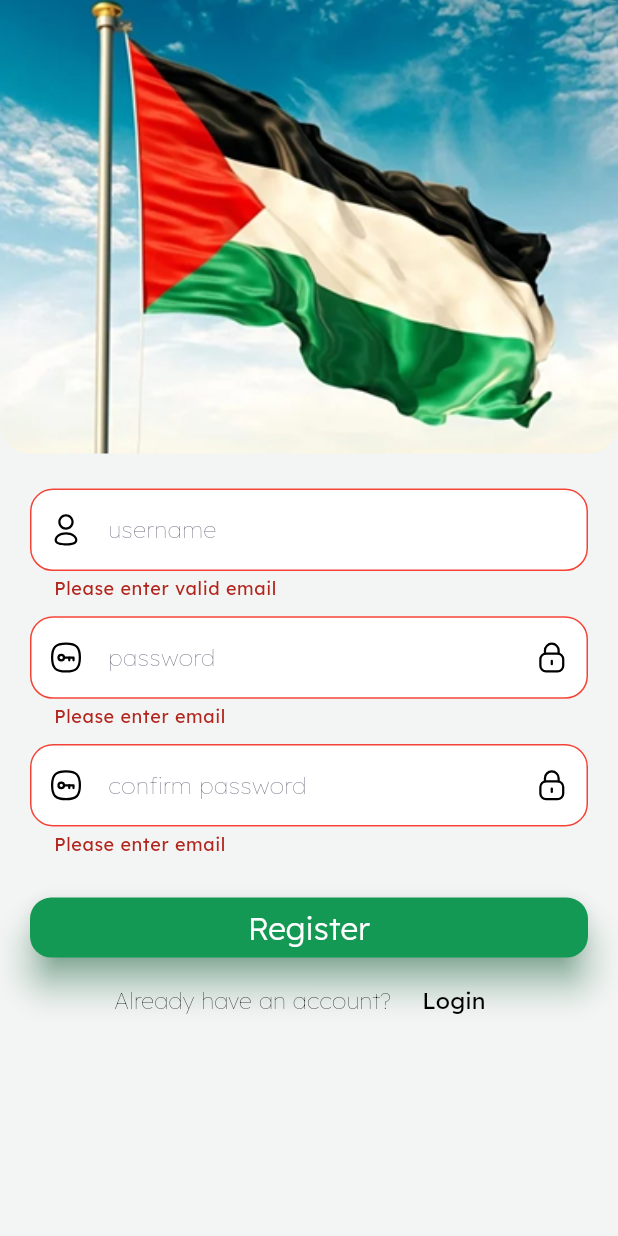
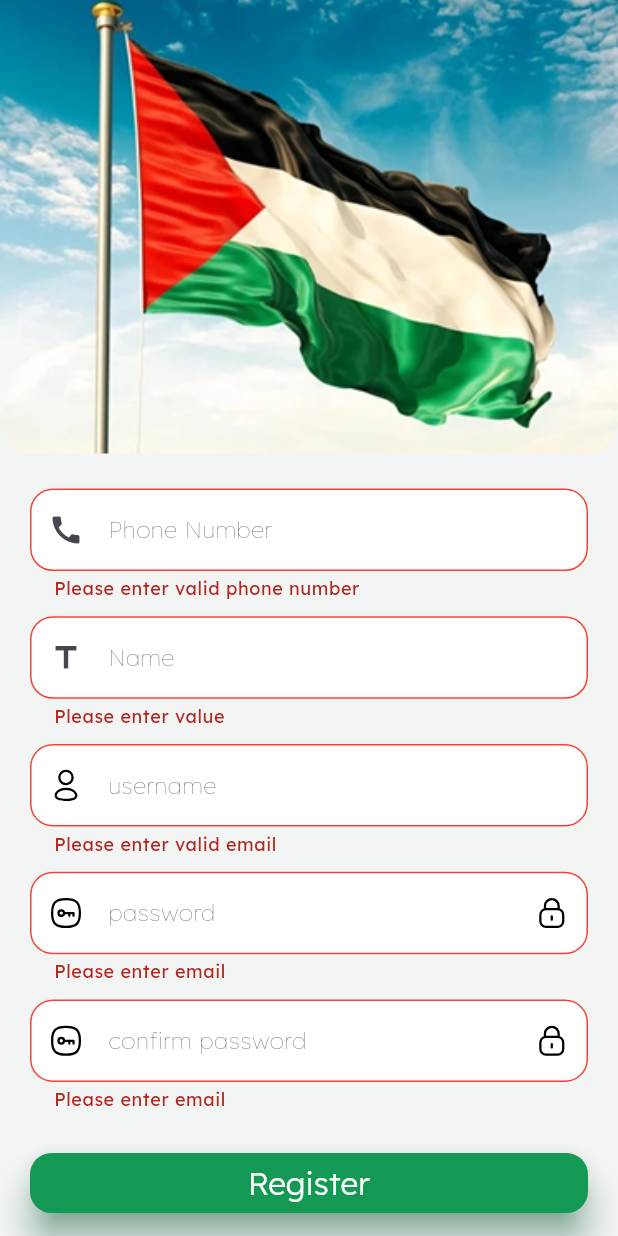
Before and after one commit to a-saber/NTI-Round3-Flutter, a Flutter app: the RegisterView screen opened directly, after a tap on "Register", on a phone screen of 412 x 824 dp. Run offline on Flutter 3.47's test engine with Material 3 defaults, Android fonts, the phone set to English and light mode, and no system bars; our stand-ins replace cached_network_image, cloud_firestore, dartz, dio, firebase_auth, firebase_core and 6 more; accounts and stored records are empty.

Commit message:
api register

```diff
--- a/lib/core/helper/app_validator.dart
+++ b/lib/core/helper/app_validator.dart
@@ -34,4 +34,23 @@ abstract class AppValidator
     }
     return null;
   }
+
+  static String? phoneValidator(String? value)
+  {
+    var regex = RegExp(r'^[+]*[(]{0,1}[0-9]{1,4}[)]{0,1}[-\s\./0-9]*$');
+    if(!regex.hasMatch(value??""))
+    {
+      return 'Please enter valid phone number';
+    }
+    return null;
+  }
+
+  static String? requiredValidator(String? value)
+  {
+    if(value == null || value.isEmpty)
+    {
+      return 'Please enter value';
+    }
+    return null;
+  }
 }
--- a/lib/core/network/api_helper.dart
+++ b/lib/core/network/api_helper.dart
@@ -14,7 +14,7 @@ class ApiHelper
 
   Dio dio = Dio(
       BaseOptions(
-        baseUrl: EndPoints.baseUrl,
+        baseUrl: EndPoints.ecoBaseUrl,
         connectTimeout: Duration(seconds: 10),
         receiveTimeout: Duration(seconds: 10),
       )
--- a/lib/core/network/api_response.dart
+++ b/lib/core/network/api_response.dart
@@ -16,7 +16,7 @@ class ApiResponse {
   // Factory method to handle Dio responses
   factory ApiResponse.fromResponse(Response response) {
     return ApiResponse(
-      status: response.data["status"] =='ok' ,
+      status: response.data["status"] ==true ,
       statusCode: response.statusCode ?? 500,
       data: response.data,
       message: response.data["message"] ?? '',
--- a/lib/core/network/end_points.dart
+++ b/lib/core/network/end_points.dart
@@ -4,4 +4,8 @@ abstract class EndPoints
   static const String topHeadlines = 'top-headlines';
   static const String everything = 'everything';
 
+  static const String ecoBaseUrl ='https://nti-ecommerce-api-production-9b13.up.railway.app/api/';
+  static const String login = 'login';
+  static const String register = 'register';
+
 }
--- a/lib/features/auth/cubit/register_cubit/register_cubit.dart
+++ b/lib/features/auth/cubit/register_cubit/register_cubit.dart
@@ -12,6 +12,7 @@ class RegisterCubit extends Cubit<RegisterState>
 
   XFile? image;
   var nameController = TextEditingController();
+  var phoneController = TextEditingController();
   var emailController = TextEditingController();
   var passwordController = TextEditingController();
   var confirmPasswordController = TextEditingController();
@@ -38,13 +39,15 @@ class RegisterCubit extends Cubit<RegisterState>
     }
     emit(RegisterLoading());
     AuthRepo repo = AuthRepo();
-    var response = await repo.register(name: nameController.text,
+    var response = await repo.register(
+        phone: phoneController.text,
+        name: nameController.text,
         email: emailController.text,
         password: passwordController.text
     );
     response.fold(
             (String error)=> emit(RegisterError(error: error)),
-            (userModel)=> emit(RegisterSuccess(userModel: userModel))
+            (userModel)=> emit(RegisterSuccess())
     );
   }
 }
--- a/lib/features/auth/cubit/register_cubit/register_state.dart
+++ b/lib/features/auth/cubit/register_cubit/register_state.dart
@@ -8,10 +8,7 @@ class RegisterChangePasswordVisibility extends RegisterState {}
 class RegisterChangeConfirmPasswordVisibility extends RegisterState {}
 
 class RegisterLoading extends RegisterState {}
-class RegisterSuccess extends RegisterState {
-  UserModel userModel;
-  RegisterSuccess({required this.userModel});
-}
+class RegisterSuccess extends RegisterState {}
 class RegisterError extends RegisterState {
   String error;
   RegisterError({required this.error});
--- a/lib/features/auth/views/register_view.dart
+++ b/lib/features/auth/views/register_view.dart
@@ -4,6 +4,7 @@ import 'package:flutter/material.dart';
 import 'package:flutter_bloc/flutter_bloc.dart';
 import 'package:flutter_screenutil/flutter_screenutil.dart';
 import 'package:flutter_svg/svg.dart';
+import 'package:flutter_tutorial/core/helper/app_pop_up.dart';
 import 'package:flutter_tutorial/core/helper/app_validator.dart';
 import 'package:flutter_tutorial/core/helper/my_navigator.dart';
 import 'package:flutter_tutorial/core/utils/app_assets.dart';
@@ -32,7 +33,7 @@ class RegisterView extends StatelessWidget {
           {
             if(state is RegisterSuccess)
             {
-              MyNavigator.goTo(context, HomeView(user: state.userModel,), type: NavigatorType.pushAndRemoveUntil);
+              AppPopUp.showSnackBar('Register Success', context);
             }
             else if( state is RegisterError)
             {
@@ -44,6 +45,7 @@ class RegisterView extends StatelessWidget {
             var cubit = RegisterCubit.get(context);
             return Form(
               key: cubit.formKey,
+              child: SingleChildScrollView(
                 child: Column(
                   children:
                   [
@@ -62,6 +64,26 @@ class RegisterView extends StatelessWidget {
                       child: Column(
                         children:
                         [
+                          CustomTextFormField(
+                            validator: AppValidator.phoneValidator,
+                            controller: RegisterCubit.get(context).phoneController,
+                            prefixIcon: IconButton(
+                                onPressed: null,
+                                icon: Icon(Icons.call)
+                            ),
+                            hintText: 'Phone Number',
+                          ),
+                          SizedBox(height: 10.h,),
+                          CustomTextFormField(
+                            validator: AppValidator.requiredValidator,
+                            controller: RegisterCubit.get(context).nameController,
+                            prefixIcon: IconButton(
+                                onPressed: null,
+                                icon: Icon(Icons.title)
+                            ),
+                            hintText: 'Name',
+                          ),
+                          SizedBox(height: 10.h,),
                           CustomTextFormField(
                             validator: AppValidator.emailValidator,
                             controller: RegisterCubit.get(context).emailController,
@@ -132,6 +154,7 @@ class RegisterView extends StatelessWidget {
                     )
                   ],
                 ),
+              ),
             );
           },
         )
--- a/lib/main.dart
+++ b/lib/main.dart
@@ -2,6 +2,7 @@
 import 'package:firebase_auth/firebase_auth.dart';
 import 'package:flutter/material.dart';
 import 'package:flutter_screenutil/flutter_screenutil.dart';
+import 'package:flutter_tutorial/features/auth/views/register_view.dart';
 import 'package:flutter_tutorial/features/news/views/news_view.dart';
 
 import 'core/utils/app_colors.dart';
@@ -46,7 +47,7 @@ class MyApp extends StatelessWidget
         ),
         // home: FirebaseAuth.instance.currentUser == null ? const LoginView() : const HomeView(),
         // home: FirebaseAuth.instance.currentUser == null ? const LoginView() : const HomeStreamView(),
-        home: LocationView(),
+        home: LoginView(),
       ),
     );
   }
```
Also changed, not shown: lib/features/auth/data/repo/auth_repo.dart (+86 -23 lines). Lines whose indentation alone changed are shown as unchanged.
